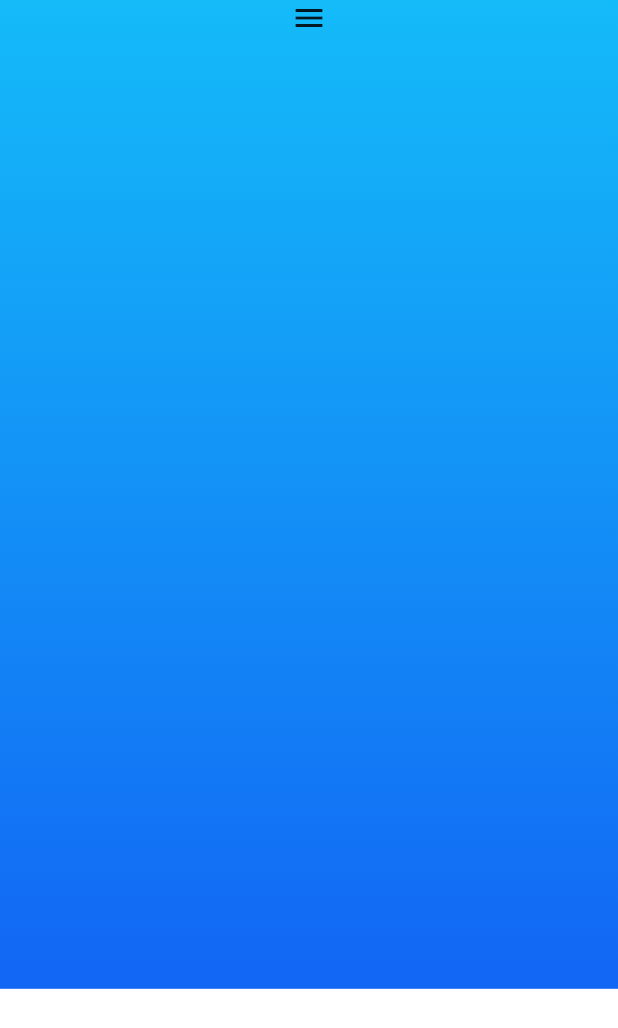
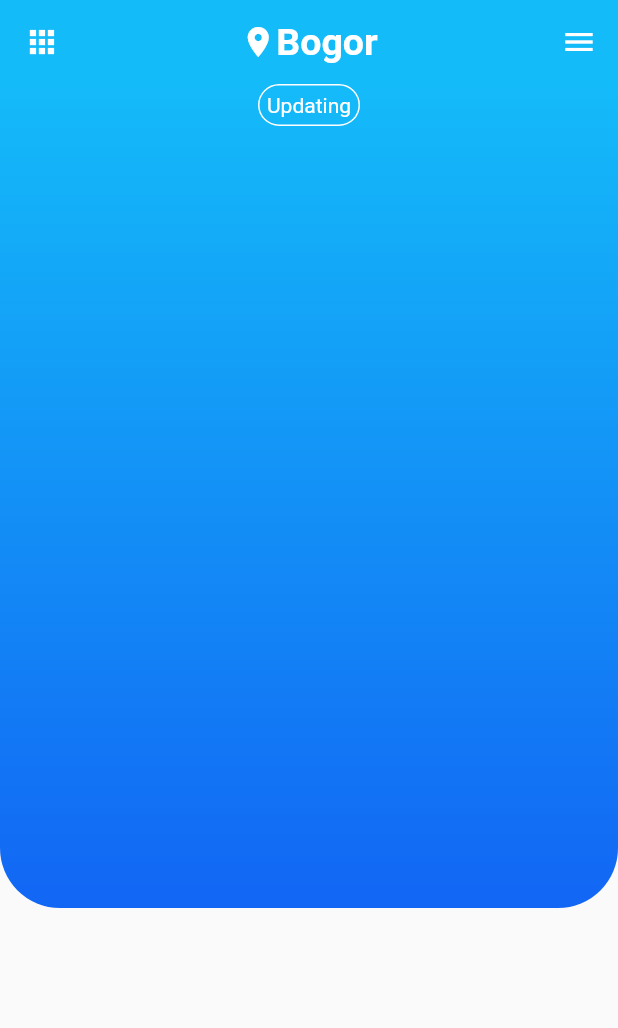
Before and after one commit to fauzanafism/weather_ui_kit, a Flutter app: the screen it shows after launch, on a phone screen of 412 x 824 dp. Shown: the top 1028 px of the screen. Run offline on Flutter 3.47's test engine with Material 2 defaults, Android fonts, the phone set to English and light mode, and no system bars.

Commit message:
completed appbar

```diff
--- a/lib/presentation/pages/home_page.dart
+++ b/lib/presentation/pages/home_page.dart
@@ -6,15 +6,42 @@ class HomePage extends StatelessWidget {
 
   @override
   Widget build(BuildContext context) {
-    return SingleChildScrollView(
+    return Scaffold(
+      appBar: AppBar(
+        backgroundColor: Ccolors.firstBlue,
+        elevation: 0,
+        actions: const [
+          Padding(
+            padding: EdgeInsets.only(right: 14),
+            child: Icon(Icons.menu),
+          )
+        ],
+        leading: const Icon(Icons.apps),
+        centerTitle: true,
+        title: Row(
+          mainAxisAlignment: MainAxisAlignment.center,
+          mainAxisSize: MainAxisSize.min,
+          children: const <Widget>[
+            Icon(Icons.location_on),
+            Text(
+              'Bogor',
+              style: TextStyle(fontSize: 25, fontWeight: FontWeight.bold),
+            )
+          ],
+        ),
+      ),
+      body: SingleChildScrollView(
         child: Column(
           children: [
             Stack(
               children: [
                 Container(
                   width: double.infinity,
-                height: MediaQuery.of(context).size.height * 0.8,
+                  height: MediaQuery.of(context).size.height * 2 / 3,
                   decoration: BoxDecoration(
+                      borderRadius: const BorderRadius.only(
+                          bottomLeft: Radius.circular(40),
+                          bottomRight: Radius.circular(40)),
                       gradient: LinearGradient(
                           colors: [Ccolors.firstBlue, Ccolors.lastBlue],
                           begin: Alignment.topCenter,
@@ -22,15 +49,19 @@ class HomePage extends StatelessWidget {
                 ),
                 Container(
                   width: double.infinity,
-                height: MediaQuery.of(context).size.height * 0.8,
+                  height: MediaQuery.of(context).size.height * 2 / 3,
                   child: Column(
+                    crossAxisAlignment: CrossAxisAlignment.center,
                     children: [
-                    Row(
-                      mainAxisAlignment: MainAxisAlignment.spaceEvenly,
-                      children: [
-                        Icon(Icons.menu)
-                      ],
-                    )
+                      Container(
+                          padding: const EdgeInsets.all(5),
+                          decoration: BoxDecoration(
+                              border: Border.all(color: Colors.white),
+                              borderRadius: BorderRadius.circular(15)),
+                          child: const Text(
+                            'Updating',
+                            style: TextStyle(color: Colors.white),
+                          ))
                     ],
                   ),
                 )
@@ -38,6 +69,7 @@ class HomePage extends StatelessWidget {
             )
           ],
         ),
+      ),
     );
   }
 }
```
Lines whose indentation alone changed are shown as unchanged.
